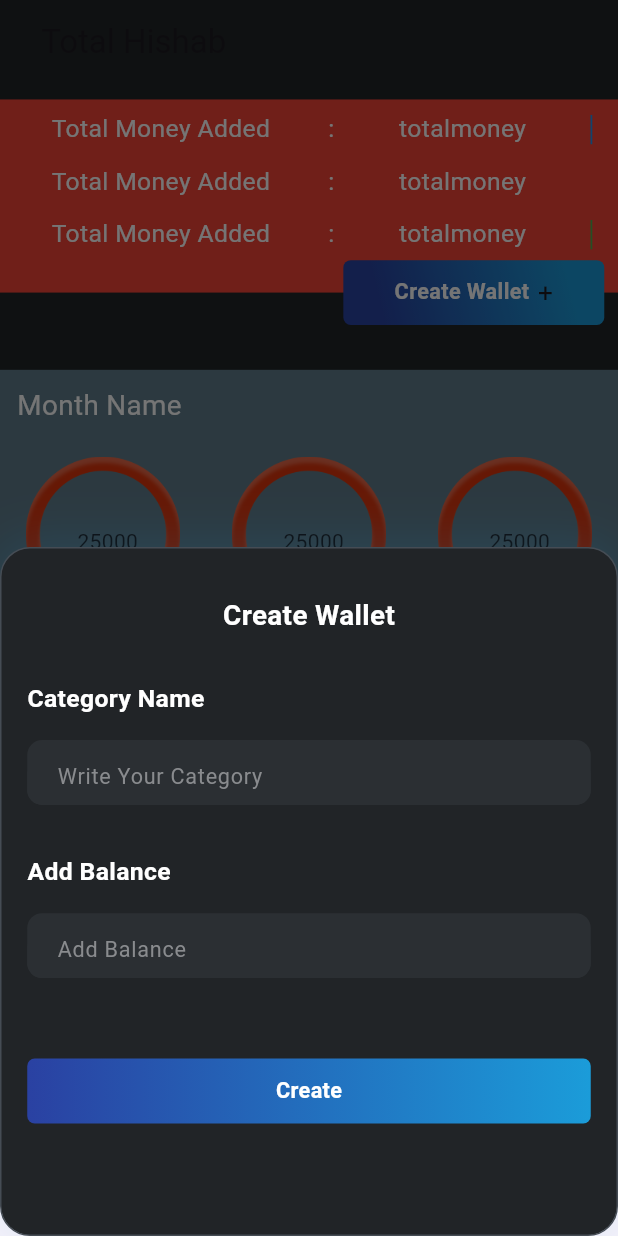
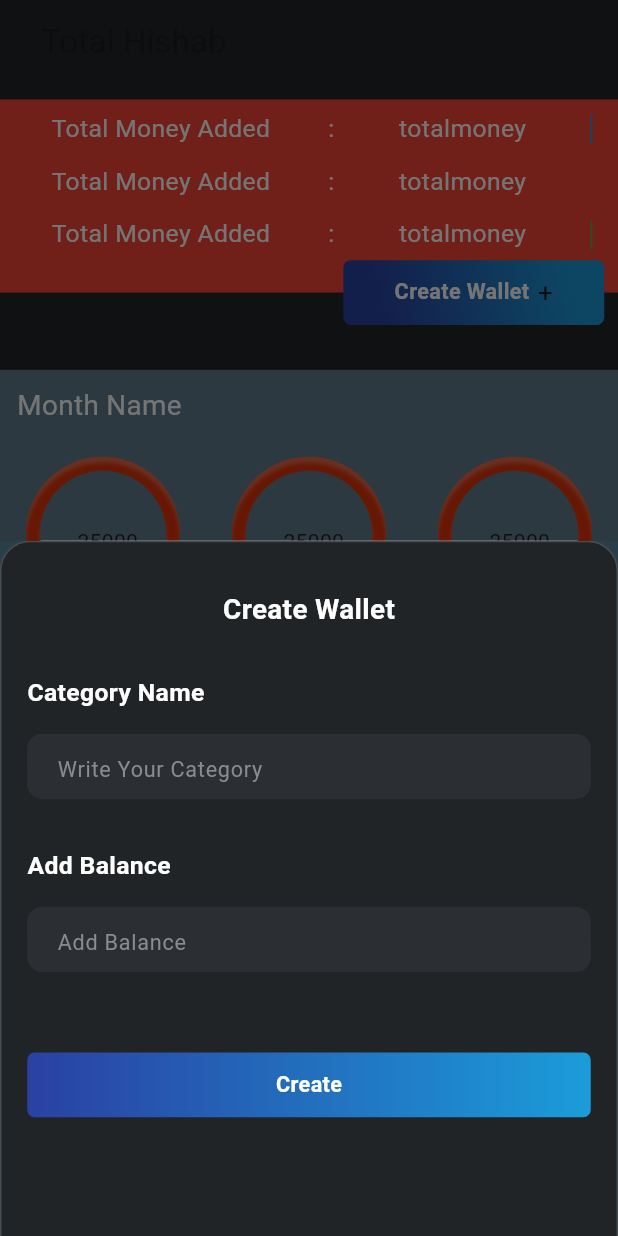
Before and after one commit to AAShayon01/hisab, a Flutter app: the Homepage screen opened directly, after a tap on "Create Wallet", on a phone screen of 412 x 824 dp. Run offline on Flutter 3.47's test engine with Material 3 defaults, Android fonts, the phone set to English and light mode, and no system bars; our stand-ins replace firebase_auth, firebase_core, flutter_screenutil, google_sign_in; accounts and stored records are empty.

```diff
--- a/lib/view/screen/homepage.dart
+++ b/lib/view/screen/homepage.dart
@@ -106,7 +106,13 @@ class _HomepageState extends State<Homepage> {
                   showModalBottomSheet<void>(
                     context: context,
                     builder: (BuildContext context) {
-                      return CreateWallet();
+                      return SingleChildScrollView(
+                        child: Padding(
+                            padding: EdgeInsets.only(
+                                bottom: MediaQuery.of(context).viewInsets.bottom + 50.h),
+                          child: CreateWallet(),
+                        ),
+                      );
                     },
                   );
                 },
--- a/lib/view/widgets/createWallet.dart
+++ b/lib/view/widgets/createWallet.dart
@@ -13,17 +13,17 @@ class CreateWallet extends StatelessWidget {
   Widget build(BuildContext context) {
     return Container(
       width: 360.w,
-      height: 446.h,
+      height: 500.h,
       decoration: BoxDecoration(
-        color: Color(0xFF212427),
+        color:const Color(0xFF212427),
         borderRadius: BorderRadius.circular(20),
-        border: Border(
+        border:const Border(
           left: BorderSide(color: Color(0xFF454C54)),
           top: BorderSide(width: 1, color: Color(0xFF454C54)),
           right: BorderSide(color: Color(0xFF454C54)),
           bottom: BorderSide(color: Color(0xFF454C54)),
         ),
-        boxShadow: [
+        boxShadow:const [
           BoxShadow(
             color: Color(0x261B98D6),
             blurRadius: 30,
@@ -33,10 +33,13 @@ class CreateWallet extends StatelessWidget {
         ],
       ),
       child: Column(
+        crossAxisAlignment: CrossAxisAlignment.start,
+        mainAxisSize: MainAxisSize.min,
+
         children: [
           Padding(
             padding:EdgeInsets.only(top:30.h,),
-            child: Text('Create Wallet',style: AppConst.appCreateWallet,),
+            child: Center(child: Text('Create Wallet',style: AppConst.appCreateWallet,)),
           ),
           Padding(
             padding:EdgeInsets.only(top: 30.h),
@@ -56,7 +59,7 @@ class CreateWallet extends StatelessWidget {
                 width: 330.w,
                 decoration: BoxDecoration(
                   borderRadius: BorderRadius.circular(5),
-                  gradient: LinearGradient(
+                  gradient:const LinearGradient(
                     begin: Alignment(1.00, 0.00),
                     end: Alignment(-1, 0),
                     colors: [Color(0xFF1B9CD9), Color(0xFF2A41A2)],
```
